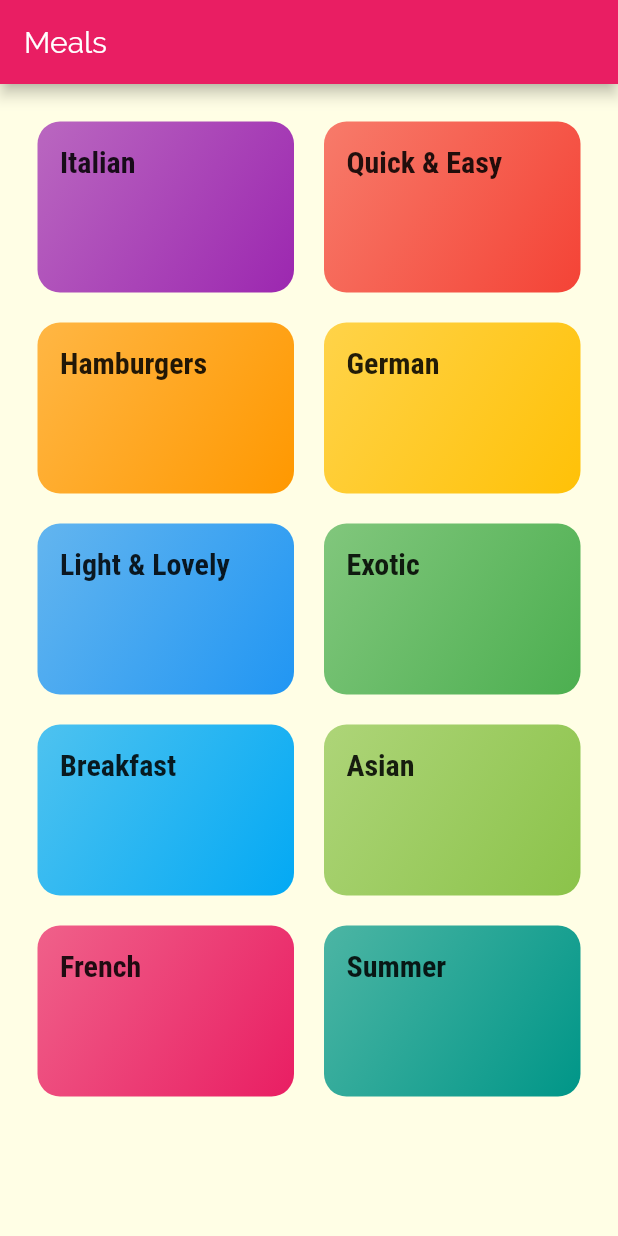
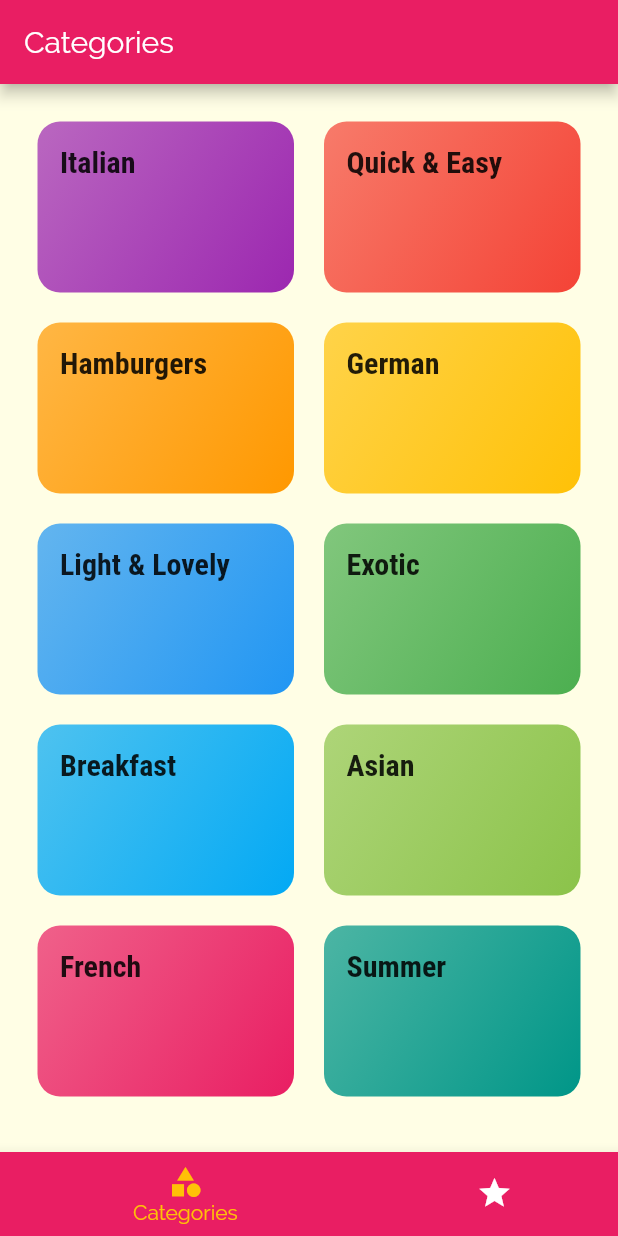
Before and after one commit to kamathpavank/meals-app, a Flutter app: the screen it shows after launch, on a phone screen of 412 x 824 dp. Run offline on Flutter 3.47's test engine with Material 2 defaults, Android fonts, the phone set to English and light mode, and no system bars.

Commit message:
tabs added

```diff
--- a/lib/main.dart
+++ b/lib/main.dart
@@ -1,5 +1,6 @@
 import 'package:flutter/material.dart';
 import 'package:meal/screens/meal_detail.dart';
+import 'package:meal/screens/tabs.dart';
 import './screens/categories.dart';
 import './screens/category_meals.dart';
 
@@ -32,7 +33,7 @@ class MyApp extends StatelessWidget {
               ))),
       initialRoute: '/',
       routes: {
-        '/':(ctx) => Categories(),
+        '/':(ctx) => Tabs(),
         CategoryMeals.routeName: (ctx) => CategoryMeals(),
         MealDetail.routeName: (ctx) => MealDetail()
       },
--- a/lib/screens/categories.dart
+++ b/lib/screens/categories.dart
@@ -5,11 +5,7 @@ import '../widgets/category_item.dart';
 class Categories extends StatelessWidget {
   @override
   Widget build(BuildContext context) {
-    return Scaffold(
-        appBar: AppBar(
-          title: const Text('Meals'),
-        ),
-        body: GridView(
+    return GridView(
           padding: const EdgeInsets.all(25),
           children: DUMMY_CATEGORIES
               .map((cat) => CategoryItem(
@@ -23,6 +19,6 @@ class Categories extends StatelessWidget {
               childAspectRatio: 3 / 2,
               crossAxisSpacing: 20,
               mainAxisSpacing: 20),
-        ));
+        );
   }
 }
--- /dev/null
+++ b/lib/screens/favourite.dart
@@ -0,0 +1,10 @@
+import 'package:flutter/material.dart';
+
+class Favourite extends StatelessWidget {
+  @override
+  Widget build(BuildContext context) {
+    return Center(
+      child: Text('Favourites'),
+    );
+  }
+}
--- /dev/null
+++ b/lib/screens/tabs.dart
@@ -0,0 +1,56 @@
+import 'package:flutter/material.dart';
+import 'package:meal/screens/favourite.dart';
+import './categories.dart';
+
+class Tabs extends StatefulWidget {
+  @override
+  _TabsState createState() => _TabsState();
+}
+
+class _TabsState extends State<Tabs> {
+  final List<Map<String, Object>> _pages = [
+    {'page': Categories(), 'title': 'Categories'},
+    {
+      'page': Favourite(),
+      'title': 'Favourites',
+    },
+  ];
+
+  int _selectedPageIndex = 0;
+
+  void _selectPage(int index) {
+    setState(() {
+      _selectedPageIndex = index;
+    });
+  }
+
+  @override
+  Widget build(BuildContext context) {
+    return Scaffold(
+      appBar: AppBar(
+        title: Text(_pages[_selectedPageIndex]['title']),
+      ),
+      body: _pages[_selectedPageIndex]['page'],
+      bottomNavigationBar: BottomNavigationBar(
+        onTap: _selectPage,
+        backgroundColor: Theme.of(context).primaryColor,
+        unselectedItemColor: Colors.white,
+        selectedItemColor: Theme.of(context).accentColor,
+        currentIndex: _selectedPageIndex,
+        type: BottomNavigationBarType.shifting,
+        items: [
+          BottomNavigationBarItem(
+            backgroundColor: Theme.of(context).primaryColor,
+            icon: Icon(Icons.category),
+            title: Text('Categories'),
+          ),
+          BottomNavigationBarItem(
+            backgroundColor: Theme.of(context).primaryColor,
+            icon: Icon(Icons.star),
+            title: Text('Favourites'),
+          )
+        ],
+      ),
+    );
+  }
+}
```
